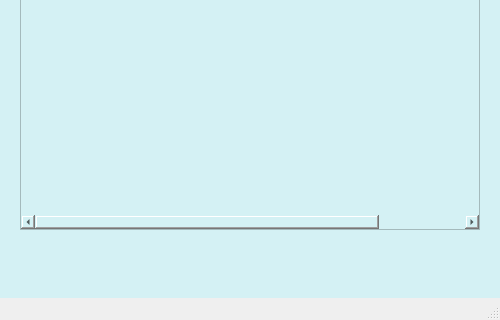
Above: Lucas-Veloso/listas.ui from LucVeloso/Qt before the change; both pictures show x 0 to 500 and y 180 to 500 of the 500 by 500 pixel window. Below: the same form after it.
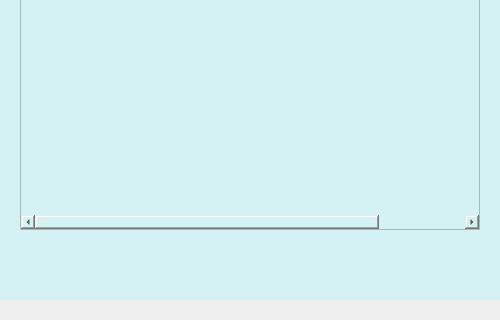
That is the form after the change. The open tabs and pages were chosen to show the change. Icons and pictures are not drawn.

The edit to the form file:
```diff
--- a/Lucas-Veloso/listas.ui
+++ b/Lucas-Veloso/listas.ui
@@ -418,7 +418,11 @@
     </rect>
    </property>
   </widget>
-  <widget class="QStatusBar" name="statusbar"/>
+  <widget class="QStatusBar" name="statusbar">
+   <property name="sizeGripEnabled">
+    <bool>false</bool>
+   </property>
+  </widget>
  </widget>
  <resources/>
  <connections/>
```
Left out of the diff: 3 changed lines with no effect on the pictures.
